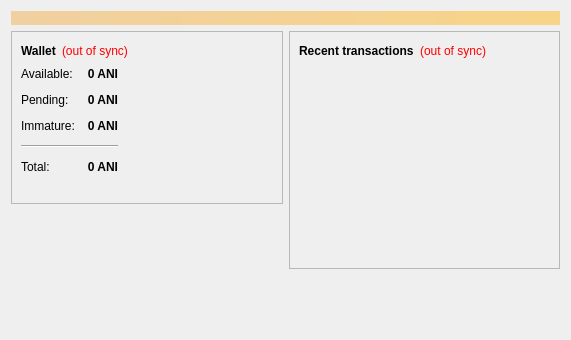
Animecointeam/Animecoin, file src/qt/forms/overviewpage.ui: the form before one commit.
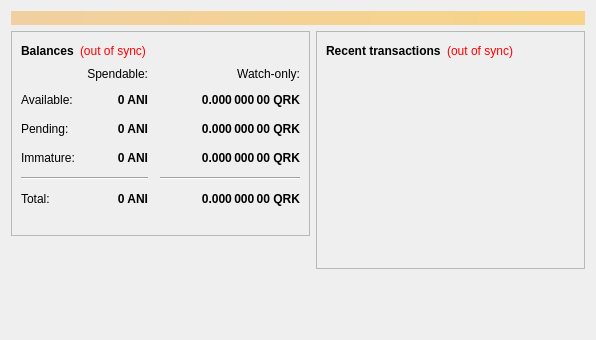
The form after the commit. Icons and pictures are not drawn.

What changed in the file:
```diff
--- a/src/qt/forms/overviewpage.ui
+++ b/src/qt/forms/overviewpage.ui
@@ -6,7 +6,7 @@
    <rect>
     <x>0</x>
     <y>0</y>
-    <width>571</width>
+    <width>596</width>
     <height>340</height>
    </rect>
   </property>
@@ -54,7 +54,7 @@
                </font>
               </property>
               <property name="text">
-               <string>Wallet</string>
+               <string>Balances</string>
               </property>
              </widget>
             </item>
@@ -75,7 +75,7 @@
              </widget>
             </item>
             <item>
-             <spacer name="horizontalSpacer_2">
+             <spacer name="horizontalSpacer_3">
               <property name="orientation">
                <enum>Qt::Horizontal</enum>
               </property>
@@ -90,27 +90,12 @@
            </layout>
           </item>
           <item>
-           <layout class="QHBoxLayout" name="horizontalLayout_3">
-            <item>
-             <layout class="QFormLayout" name="formLayout_2">
-              <property name="fieldGrowthPolicy">
-               <enum>QFormLayout::AllNonFixedFieldsGrow</enum>
-              </property>
-              <property name="horizontalSpacing">
+           <layout class="QGridLayout" name="gridLayout">
+            <property name="spacing">
                <number>12</number>
               </property>
-              <property name="verticalSpacing">
-               <number>12</number>
-              </property>
-              <item row="0" column="0">
-               <widget class="QLabel" name="label">
-                <property name="text">
-                 <string>Available:</string>
-                </property>
-               </widget>
-              </item>
-              <item row="0" column="1">
-               <widget class="QLabel" name="labelBalance">
+            <item row="2" column="2">
+             <widget class="QLabel" name="labelWatchPending">
                 <property name="font">
                  <font>
                   <weight>75</weight>
@@ -124,7 +109,7 @@
                  <string>Your current spendable balance</string>
                 </property>
                 <property name="text">
-                 <string notr="true">0 ANI</string>
+               <string notr="true">0.000 000 00 QRK</string>
                 </property>
                 <property name="alignment">
                  <set>Qt::AlignRight|Qt::AlignTrailing|Qt::AlignVCenter</set>
@@ -134,14 +119,7 @@
                 </property>
                </widget>
               </item>
-              <item row="1" column="0">
-               <widget class="QLabel" name="label_3">
-                <property name="text">
-                 <string>Pending:</string>
-                </property>
-               </widget>
-              </item>
-              <item row="1" column="1">
+            <item row="2" column="1">
                <widget class="QLabel" name="labelUnconfirmed">
                 <property name="font">
                  <font>
@@ -166,15 +144,8 @@
                 </property>
                </widget>
               </item>
-              <item row="2" column="0">
-               <widget class="QLabel" name="labelImmatureText">
-                <property name="text">
-                 <string>Immature:</string>
-                </property>
-               </widget>
-              </item>
-              <item row="2" column="1">
-               <widget class="QLabel" name="labelImmature">
+            <item row="3" column="2">
+             <widget class="QLabel" name="labelWatchImmature">
                 <property name="font">
                  <font>
                   <weight>75</weight>
@@ -185,7 +156,7 @@
                  <string>Mined balance that has not yet matured</string>
                 </property>
                 <property name="text">
-                 <string notr="true">0 ANI</string>
+               <string notr="true">0.000 000 00 QRK</string>
                 </property>
                 <property name="alignment">
                  <set>Qt::AlignRight|Qt::AlignTrailing|Qt::AlignVCenter</set>
@@ -195,14 +166,85 @@
                 </property>
                </widget>
               </item>
-              <item row="4" column="0">
+            <item row="4" column="0" colspan="2">
+             <widget class="Line" name="line">
+              <property name="orientation">
+               <enum>Qt::Horizontal</enum>
+              </property>
+             </widget>
+            </item>
+            <item row="4" column="2">
+             <widget class="Line" name="lineWatchBalance">
+              <property name="sizePolicy">
+               <sizepolicy hsizetype="Preferred" vsizetype="Fixed">
+                <horstretch>0</horstretch>
+                <verstretch>0</verstretch>
+               </sizepolicy>
+              </property>
+              <property name="minimumSize">
+               <size>
+                <width>140</width>
+                <height>0</height>
+               </size>
+              </property>
+              <property name="orientation">
+               <enum>Qt::Horizontal</enum>
+              </property>
+             </widget>
+            </item>
+            <item row="5" column="0">
                <widget class="QLabel" name="labelTotalText">
                 <property name="text">
                  <string>Total:</string>
                 </property>
                </widget>
               </item>
-              <item row="4" column="1">
+            <item row="3" column="1">
+             <widget class="QLabel" name="labelImmature">
+                <property name="font">
+                 <font>
+                  <weight>75</weight>
+                  <bold>true</bold>
+                 </font>
+                </property>
+                <property name="cursor">
+                 <cursorShape>IBeamCursor</cursorShape>
+                </property>
+                <property name="toolTip">
+               <string>Mined balance that has not yet matured</string>
+                </property>
+                <property name="text">
+                 <string notr="true">0 ANI</string>
+                </property>
+                <property name="alignment">
+                 <set>Qt::AlignRight|Qt::AlignTrailing|Qt::AlignVCenter</set>
+                </property>
+                <property name="textInteractionFlags">
+                 <set>Qt::LinksAccessibleByMouse|Qt::TextSelectableByKeyboard|Qt::TextSelectableByMouse</set>
+                </property>
+               </widget>
+              </item>
+            <item row="2" column="3">
+             <spacer name="horizontalSpacer_2">
+              <property name="orientation">
+               <enum>Qt::Horizontal</enum>
+              </property>
+              <property name="sizeHint" stdset="0">
+               <size>
+                <width>40</width>
+                <height>20</height>
+               </size>
+              </property>
+             </spacer>
+            </item>
+            <item row="3" column="0">
+				<widget class="QLabel" name="labelImmatureText">
+                <property name="text">
+                 <string>Immature:</string>
+                </property>
+               </widget>
+              </item>
+            <item row="5" column="1">
                <widget class="QLabel" name="labelTotal">
                 <property name="font">
                  <font>
@@ -227,27 +269,114 @@
                 </property>
                </widget>
               </item>
-              <item row="3" column="0" colspan="2">
-               <widget class="Line" name="line">
-                <property name="orientation">
-                 <enum>Qt::Horizontal</enum>
-                </property>
+            <item row="5" column="2">
+             <widget class="QLabel" name="labelWatchTotal">
+              <property name="font">
+               <font>
+                <weight>75</weight>
+                <bold>true</bold>
+               </font>
+              </property>
+              <property name="cursor">
+               <cursorShape>IBeamCursor</cursorShape>
+              </property>
+              <property name="toolTip">
+               <string>Current total balance in watch-only addresses</string>
+              </property>
+                <property name="text">
+               <string notr="true">0.000 000 00 QRK</string>
+              </property>
+              <property name="alignment">
+               <set>Qt::AlignRight|Qt::AlignTrailing|Qt::AlignVCenter</set>
+              </property>
+              <property name="textInteractionFlags">
+               <set>Qt::LinksAccessibleByMouse|Qt::TextSelectableByKeyboard|Qt::TextSelectableByMouse</set>
+               </property>
                </widget>
               </item>
-             </layout>
+            <item row="0" column="2">
+             <widget class="QLabel" name="labelWatchonly">
+              <property name="text">
+               <string>Watch-only:</string>
+              </property>
+              <property name="alignment">
+               <set>Qt::AlignRight|Qt::AlignTrailing|Qt::AlignVCenter</set>
+              </property>
+             </widget>
             </item>
-            <item>
-             <spacer name="horizontalSpacer_3">
-              <property name="orientation">
-               <enum>Qt::Horizontal</enum>
+            <item row="1" column="0">
+             <widget class="QLabel" name="labelBalanceText">
+              <property name="text">
+               <string>Available:</string>
               </property>
-              <property name="sizeHint" stdset="0">
-               <size>
-                <width>40</width>
-                <height>20</height>
-               </size>
-              </property>
-             </spacer>
+             </widget>
+            </item>
+            <item row="1" column="1">
+             <widget class="QLabel" name="labelBalance">
+                <property name="font">
+                 <font>
+                  <weight>75</weight>
+                  <bold>true</bold>
+                 </font>
+                </property>
+                <property name="cursor">
+                 <cursorShape>IBeamCursor</cursorShape>
+                </property>
+                <property name="toolTip">
+               <string>Your current spendable balance</string>
+                </property>
+                <property name="text">
+                 <string notr="true">0 ANI</string>
+                </property>
+                <property name="alignment">
+                 <set>Qt::AlignRight|Qt::AlignTrailing|Qt::AlignVCenter</set>
+                </property>
+                <property name="textInteractionFlags">
+                 <set>Qt::LinksAccessibleByMouse|Qt::TextSelectableByKeyboard|Qt::TextSelectableByMouse</set>
+                </property>
+               </widget>
+              </item>
+            <item row="1" column="2">
+             <widget class="QLabel" name="labelWatchAvailable">
+              <property name="font">
+               <font>
+                <weight>75</weight>
+                <bold>true</bold>
+               </font>
+              </property>
+              <property name="cursor">
+               <cursorShape>IBeamCursor</cursorShape>
+              </property>
+              <property name="toolTip">
+               <string>Your current balance in watch-only addresses</string>
+              </property>
+              <property name="text">
+               <string notr="true">0.000 000 00 QRK</string>
+              </property>
+              <property name="alignment">
+               <set>Qt::AlignRight|Qt::AlignTrailing|Qt::AlignVCenter</set>
+              </property>
+              <property name="textInteractionFlags">
+               <set>Qt::LinksAccessibleByMouse|Qt::TextSelectableByKeyboard|Qt::TextSelectableByMouse</set>
+                </property>
+               </widget>
+              </item>
+            <item row="2" column="0">
+             <widget class="QLabel" name="labelPendingText">
+              <property name="text">
+               <string>Pending:</string>
+              </property>
+             </widget>
+            </item>
+            <item row="0" column="1">
+             <widget class="QLabel" name="labelSpendable">
+              <property name="text">
+               <string>Spendable:</string>
+              </property>
+              <property name="alignment">
+               <set>Qt::AlignRight|Qt::AlignTrailing|Qt::AlignVCenter</set>
+              </property>
+             </widget>
             </item>
            </layout>
           </item>
@@ -300,8 +429,14 @@
            <layout class="QHBoxLayout" name="horizontalLayout_2">
             <item>
              <widget class="QLabel" name="label_4">
+              <property name="font">
+               <font>
+                <weight>75</weight>
+                <bold>true</bold>
+               </font>
+              </property>
               <property name="text">
-               <string>&lt;b&gt;Recent transactions&lt;/b&gt;</string>
+               <string>Recent transactions</string>
               </property>
              </widget>
             </item>
```
Left out of the diff: 13 changed lines with no effect on the pictures. Lines whose indentation alone changed are shown as unchanged.
